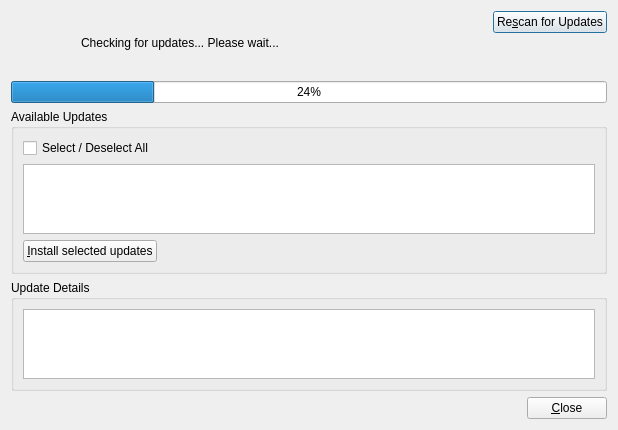
The window that src-qt4/pc-updategui/mainWin.ui (trueos/pcbsd) describes before a commit, drawn with Qt 5.
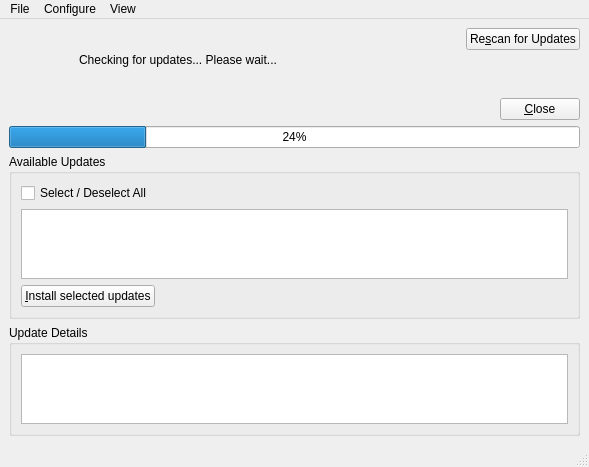
The same window after the commit. Icons and pictures are not drawn.

Commit message: pc-updategui: Main window QMainWindow now but not QDialog. Main menu added

The edit to the form file:
```diff
--- a/src-qt4/pc-updategui/mainWin.ui
+++ b/src-qt4/pc-updategui/mainWin.ui
@@ -1,21 +1,15 @@
 <?xml version="1.0" encoding="UTF-8"?>
 <ui version="4.0">
  <class>mainWin</class>
- <widget class="QDialog" name="mainWin">
+ <widget class="QMainWindow" name="mainWin">
   <property name="geometry">
    <rect>
     <x>0</x>
     <y>0</y>
-    <width>618</width>
-    <height>403</height>
+    <width>589</width>
+    <height>440</height>
    </rect>
   </property>
-  <property name="sizePolicy">
-   <sizepolicy hsizetype="Preferred" vsizetype="Preferred">
-    <horstretch>0</horstretch>
-    <verstretch>0</verstretch>
-   </sizepolicy>
-  </property>
   <property name="windowTitle">
    <string>Update Manager</string>
   </property>
@@ -23,8 +17,9 @@
    <iconset resource="pc-updategui.qrc">
     <normaloff>:/sysupdate.png</normaloff>:/sysupdate.png</iconset>
   </property>
-  <layout class="QGridLayout" name="gridLayout_4">
-   <item row="0" column="0">
+  <widget class="QWidget" name="centralwidget">
+   <layout class="QVBoxLayout" name="verticalLayout">
+    <item>
     <layout class="QGridLayout" name="gridLayout">
      <item row="0" column="0" rowspan="2">
       <layout class="QHBoxLayout" name="horizontalLayout_4">
@@ -106,14 +101,38 @@
      </item>
     </layout>
    </item>
-   <item row="1" column="0">
+    <item>
+     <layout class="QHBoxLayout" name="horizontalLayout_3">
+      <item>
+       <spacer name="horizontalSpacer_2">
+        <property name="orientation">
+         <enum>Qt::Horizontal</enum>
+        </property>
+        <property name="sizeHint" stdset="0">
+         <size>
+          <width>40</width>
+          <height>20</height>
+         </size>
+        </property>
+       </spacer>
+      </item>
+      <item>
+       <widget class="QPushButton" name="pushClose">
+        <property name="text">
+         <string>&amp;Close</string>
+        </property>
+       </widget>
+      </item>
+     </layout>
+    </item>
+    <item>
     <widget class="QProgressBar" name="progressUpdate">
      <property name="value">
       <number>24</number>
      </property>
     </widget>
    </item>
-   <item row="2" column="0">
+    <item>
     <widget class="QGroupBox" name="groupUpdates">
      <property name="title">
       <string>Available Updates</string>
@@ -176,7 +195,7 @@
      </layout>
     </widget>
    </item>
-   <item row="3" column="0">
+    <item>
     <widget class="QGroupBox" name="groupDetails">
      <property name="enabled">
       <bool>true</bool>
@@ -195,31 +214,55 @@
      </layout>
     </widget>
    </item>
-   <item row="4" column="0">
-    <layout class="QHBoxLayout" name="horizontalLayout_3">
-     <item>
-      <spacer name="horizontalSpacer_2">
-       <property name="orientation">
-        <enum>Qt::Horizontal</enum>
-       </property>
-       <property name="sizeHint" stdset="0">
-        <size>
-         <width>40</width>
-         <height>20</height>
-        </size>
-       </property>
-      </spacer>
-     </item>
-     <item>
-      <widget class="QPushButton" name="pushClose">
-       <property name="text">
-        <string>&amp;Close</string>
-       </property>
-      </widget>
-     </item>
-    </layout>
-   </item>
-  </layout>
+   </layout>
+  </widget>
+  <widget class="QMenuBar" name="menubar">
+   <property name="geometry">
+    <rect>
+     <x>0</x>
+     <y>0</y>
+     <width>589</width>
+     <height>21</height>
+    </rect>
+   </property>
+   <widget class="QMenu" name="menuFile">
+    <property name="title">
+     <string>File</string>
+    </property>
+    <addaction name="actionExit"/>
+   </widget>
+   <widget class="QMenu" name="menuSettings">
+    <property name="title">
+     <string>Configure</string>
+    </property>
+    <addaction name="actionPatchset"/>
+   </widget>
+   <widget class="QMenu" name="menuView">
+    <property name="title">
+     <string>View</string>
+    </property>
+    <addaction name="actionUpdate_descriptions"/>
+   </widget>
+   <addaction name="menuFile"/>
+   <addaction name="menuSettings"/>
+   <addaction name="menuView"/>
+  </widget>
+  <widget class="QStatusBar" name="statusbar"/>
+  <action name="actionExit">
+   <property name="text">
+    <string>Exit</string>
+   </property>
+  </action>
+  <action name="actionPatchset">
+   <property name="text">
+    <string>Patchset</string>
+   </property>
+  </action>
+  <action name="actionUpdate_descriptions">
+   <property name="text">
+    <string>Update descriptions</string>
+   </property>
+  </action>
  </widget>
  <resources>
   <include location="pc-updategui.qrc"/>
```
Lines whose indentation alone changed are shown as unchanged. The commit also changes 2 other files.
